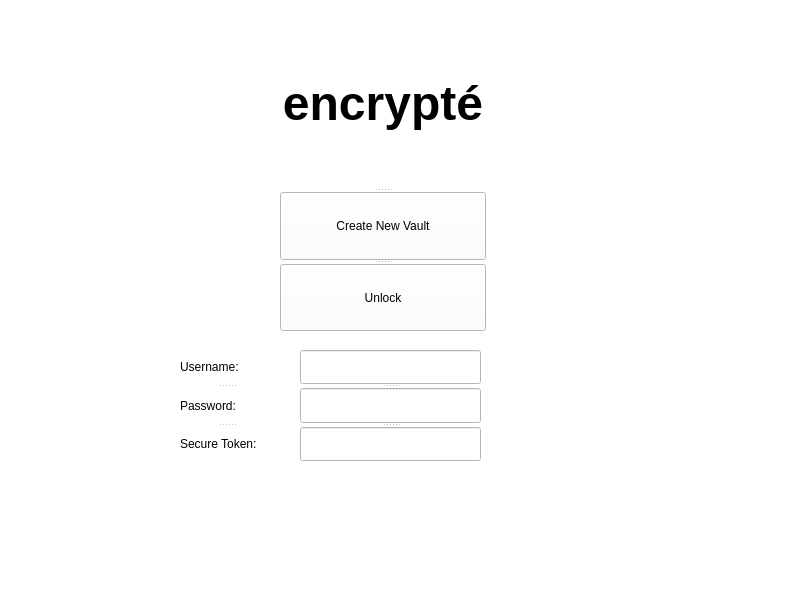
First picture: the form in gui/ui_files/login.ui, repository joe-boudreau/encrypte, before the edit.
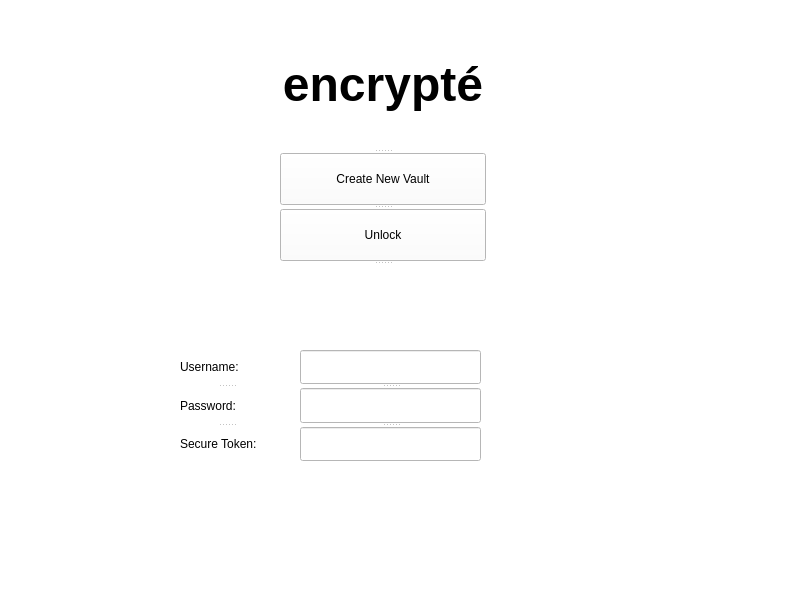
Second picture: the form after the edit. Icons and pictures are not drawn.

The edit to the form file:
```diff
--- a/gui/ui_files/login.ui
+++ b/gui/ui_files/login.ui
@@ -91,6 +91,11 @@
       <string>Unlock</string>
      </property>
     </widget>
+    <widget class="QLabel" name="result_msg">
+     <property name="text">
+      <string>&lt;html&gt;&lt;head/&gt;&lt;body&gt;&lt;p align=&quot;center&quot;&gt;&lt;br/&gt;&lt;/p&gt;&lt;/body&gt;&lt;/html&gt;</string>
+     </property>
+    </widget>
    </widget>
   </widget>
   <widget class="QStatusBar" name="statusbar"/>
```
